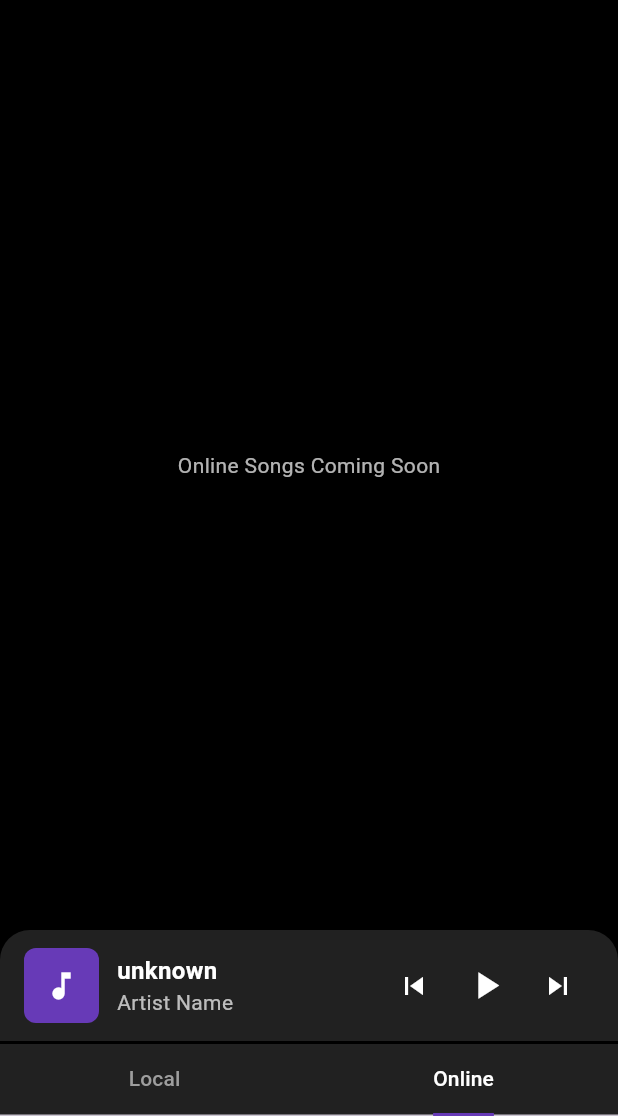
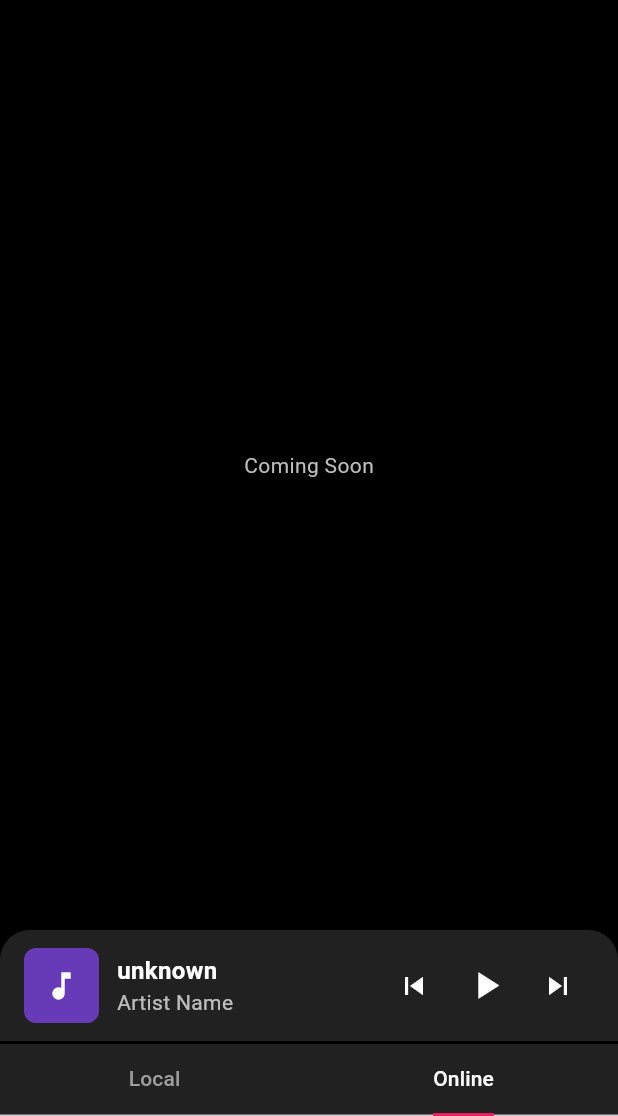
Before and after one commit to syther-z/MusicPlayer, a Flutter app: the screen it shows after launch, tab 2 chosen, on a phone screen of 412 x 824 dp, the part 120-1236 px from its top. Run offline on Flutter 3.47's test engine with Material 3 defaults, Android fonts, the phone set to English and light mode, and no system bars; our stand-ins replace flutter_bloc, go_router, just_audio, permission_handler; missing offline and left inert: audio_metadata_reader.

Commit message:
some fixes 2

```diff
--- a/lib/home_page.dart
+++ b/lib/home_page.dart
@@ -1,6 +1,8 @@
 import 'package:cook_the_best/audio_schema.dart';
 import 'package:cook_the_best/player_cubit.dart';
 import 'package:cook_the_best/song_cubit.dart';
+import 'package:cook_the_best/style.dart';
+import 'package:cook_the_best/tab_controll.dart';
 import 'package:flutter/material.dart';
 import 'package:go_router/go_router.dart';
 import 'package:permission_handler/permission_handler.dart';
@@ -48,9 +50,9 @@ class _HomePageState extends State<HomePage>
             padding: const EdgeInsets.symmetric(horizontal: 20),
             height: 80,
             width: double.infinity,
-            decoration: const BoxDecoration(
+            decoration:  BoxDecoration(
               gradient: LinearGradient(
-                colors: [Color(0xFF6D28D9), Color(0xFF9333EA)],
+                colors: appBar,
                 begin: Alignment.topLeft,
                 end: Alignment.bottomRight,
               ),
@@ -90,20 +92,8 @@ class _HomePageState extends State<HomePage>
                   child: TabBarView(
                     controller: _controller,
                     children: [
-                      Container(
-                        color: Colors.black,
-                        padding: const EdgeInsets.all(8),
-                        child: const LocalList(),
-                      ),
-                      Container(
-                        color: Colors.black,
-                        child: const Center(
-                          child: Text(
-                            "Online Songs Coming Soon",
-                            style: TextStyle(color: Colors.white70),
-                          ),
-                        ),
-                      ),
+                      tabPage(LocalList()),
+                      tabPage(Center(child: Text('Coming Soon', style: TextStyle(color: Colors.grey.shade400),),)),
                     ],
                   ),
                 ),
@@ -152,7 +142,7 @@ class _HomePageState extends State<HomePage>
                       crossAxisAlignment: CrossAxisAlignment.start,
                       children:  [
                         Text(
-                          context.read<SongCubit>().state.title ?? "Song Title",
+                          context.read<SongCubit>().state.title,
                           style: TextStyle(color: Colors.white, fontSize: 16, fontWeight: FontWeight.bold),
                           overflow: TextOverflow.ellipsis,
                         ),
@@ -202,14 +192,11 @@ class _HomePageState extends State<HomePage>
                     indicator: BoxDecoration(
                       // color: Colors.deepPurple,
                       // borderRadius: BorderRadius.circular(25),
-                      border: Border(bottom: BorderSide(color: Colors.deepPurple, width: 2))
+                      border: Border(bottom: BorderSide(color: Colors.pink, width: 2))
                     ),
                     labelColor: Colors.white,
                     unselectedLabelColor: Colors.grey,
-                    tabs: const [
-                      Tab(text: "Local"),
-                      Tab(text: "Online"),
-                    ],
+                    tabs: tabs
                   ),
                 ),
         ],
--- a/lib/player_page.dart
+++ b/lib/player_page.dart
@@ -35,7 +35,7 @@ class _PlayerPageState extends State<PlayerPage> {
                 width: 300,
                 height: 300,
                 decoration: BoxDecoration(
-                  color: Colors.amber,
+                  color: const Color.fromARGB(255, 32, 32, 32),
                   borderRadius: BorderRadius.circular(20),
                   image: DecorationImage(
                     image: NetworkImage(
--- a/lib/style.dart
+++ b/lib/style.dart
@@ -1,8 +1,13 @@
 import 'package:flutter/material.dart';
 
+
+List<Color> appBar = [Color(0xFF6D28D9), Color(0xFF9333EA)];
 Color backgroundColor = Colors.black87;
 Color iconColor = Colors.deepPurple.shade400;
 Color cardColor = Colors.grey.shade900;
 Color selectedCard = const Color.fromARGB(255, 60, 47, 76);
 Color sliderActive = Colors.pink;
 Color sliderInactive = Colors.white24;
+
+// Colors.deepPurple.shade400
+// [Color(0xFF6D28D9), Color(0xFF9333EA)]
--- /dev/null
+++ b/lib/tab_controll.dart
@@ -0,0 +1,13 @@
+import 'package:cook_the_best/style.dart';
+import 'package:flutter/material.dart';
+import 'package:flutter/widgets.dart';
+
+List<Widget> tabs = [Tab(text: "Local"), Tab(text: "Online")];
+
+Widget tabPage(Widget child) {
+  return Container(
+    color: backgroundColor,
+    padding: const EdgeInsets.all(8),
+    child: child,
+  );
+}
```
Also changed, not shown: lib/tab_page.dart (added).
